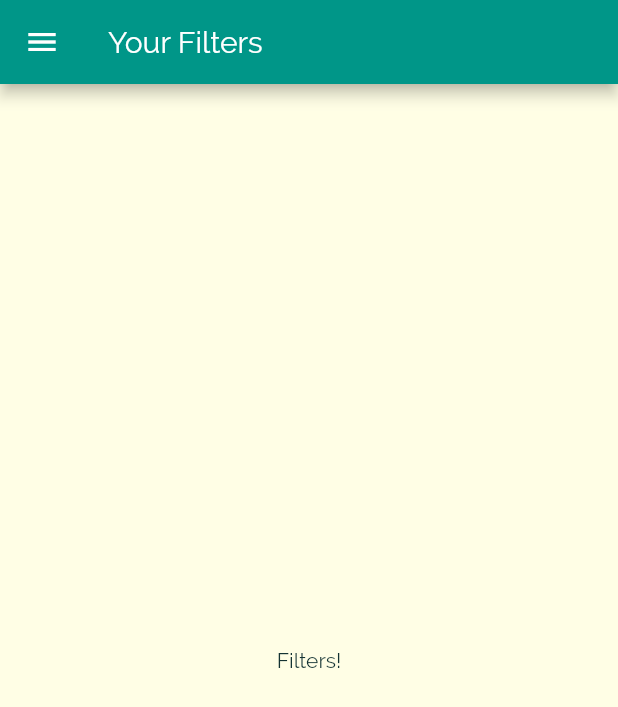
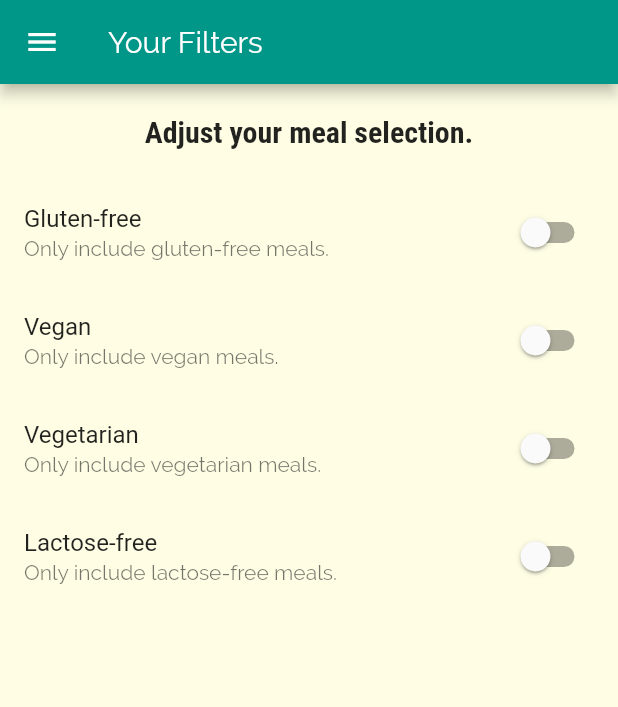
Before and after one commit to MatthieuNadeau96/Flutter_meals_app, a Flutter app: the FilterScreen screen opened by its route, on a phone screen of 412 x 824 dp. Shown: the top 707 px of the screen. Run offline on Flutter 3.47's test engine with Material 2 defaults, Android fonts, the phone set to English and light mode, and no system bars.

Commit message:
Adding Filter Switches

```diff
--- a/lib/screens/filters_screen.dart
+++ b/lib/screens/filters_screen.dart
@@ -1,16 +1,102 @@
 import 'package:flutter/material.dart';
 import 'package:meals_app/widgets/main_drawer.dart';
 
-class FilterScreen extends StatelessWidget {
+class FilterScreen extends StatefulWidget {
   static const routeName = 'filters';
+
+  @override
+  _FilterScreenState createState() => _FilterScreenState();
+}
+
+class _FilterScreenState extends State<FilterScreen> {
+  bool _glutenFree = false;
+  bool _vegan = false;
+  bool _vegetarian = false;
+  bool _lactoseFree = false;
+
+  Widget _buildSwitchListTile(
+    String title,
+    String description,
+    bool currentValue,
+    Function updateValue,
+  ) {
+    return SwitchListTile(
+      title: Text(title),
+      value: currentValue,
+      subtitle: Text(description),
+      onChanged: updateValue,
+    );
+  }
 
   @override
   Widget build(BuildContext context) {
     return Scaffold(
       appBar: AppBar(title: Text('Your Filters')),
       drawer: MainDrawer(),
-      body: Center(
-        child: Text('Filters!'),
+      body: Column(
+        children: <Widget>[
+          Container(
+            padding: EdgeInsets.all(20),
+            child: Text(
+              'Adjust your meal selection.',
+              style: Theme.of(context).textTheme.title,
+            ),
+          ),
+          Expanded(
+            child: ListView(
+              children: <Widget>[
+                _buildSwitchListTile(
+                  'Gluten-free',
+                  'Only include gluten-free meals.',
+                  _glutenFree,
+                  (newValue) {
+                    setState(
+                      () {
+                        _glutenFree = newValue;
+                      },
+                    );
+                  },
+                ),
+                _buildSwitchListTile(
+                  'Vegan',
+                  'Only include vegan meals.',
+                  _vegan,
+                  (newValue) {
+                    setState(
+                      () {
+                        _vegan = newValue;
+                      },
+                    );
+                  },
+                ),
+                _buildSwitchListTile(
+                  'Vegetarian',
+                  'Only include vegetarian meals.',
+                  _vegetarian,
+                  (newValue) {
+                    setState(
+                      () {
+                        _vegetarian = newValue;
+                      },
+                    );
+                  },
+                ),
+                _buildSwitchListTile(
+                  'Lactose-free',
+                  'Only include lactose-free meals.',
+                  _lactoseFree,
+                  (newValue) {
+                    setState(
+                      () {
+                        _lactoseFree = newValue;
+                      },
+                    );
+                  },
+                ),
+              ],
+            ),
+          ),
+        ],
       ),
     );
   }
```
